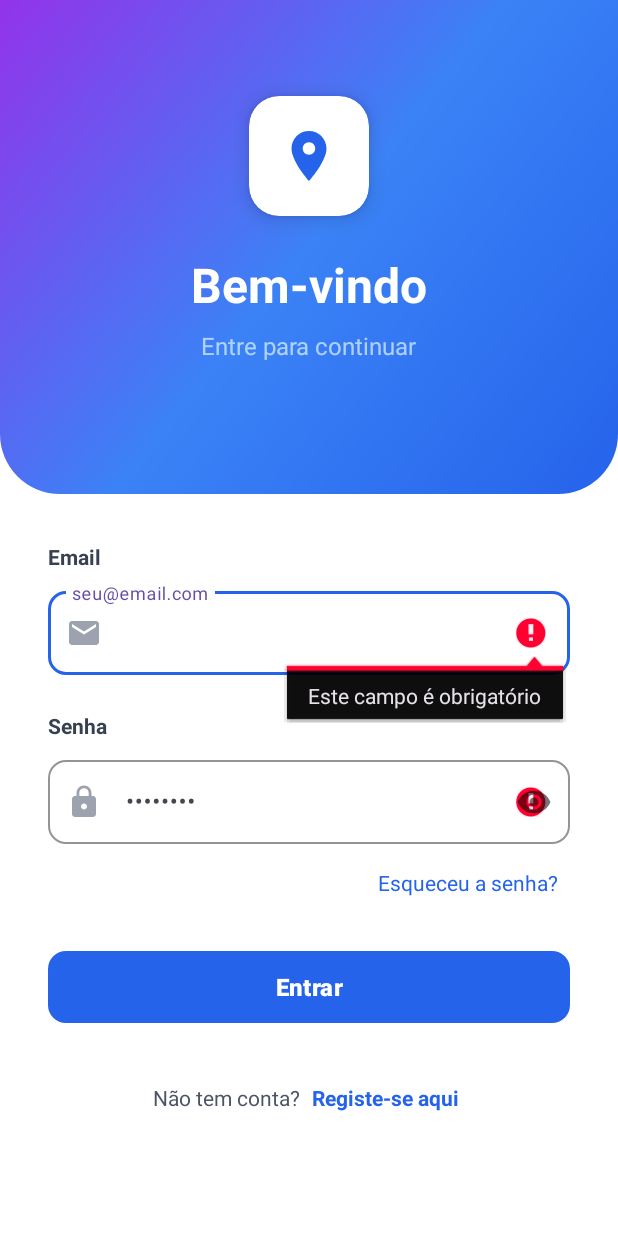
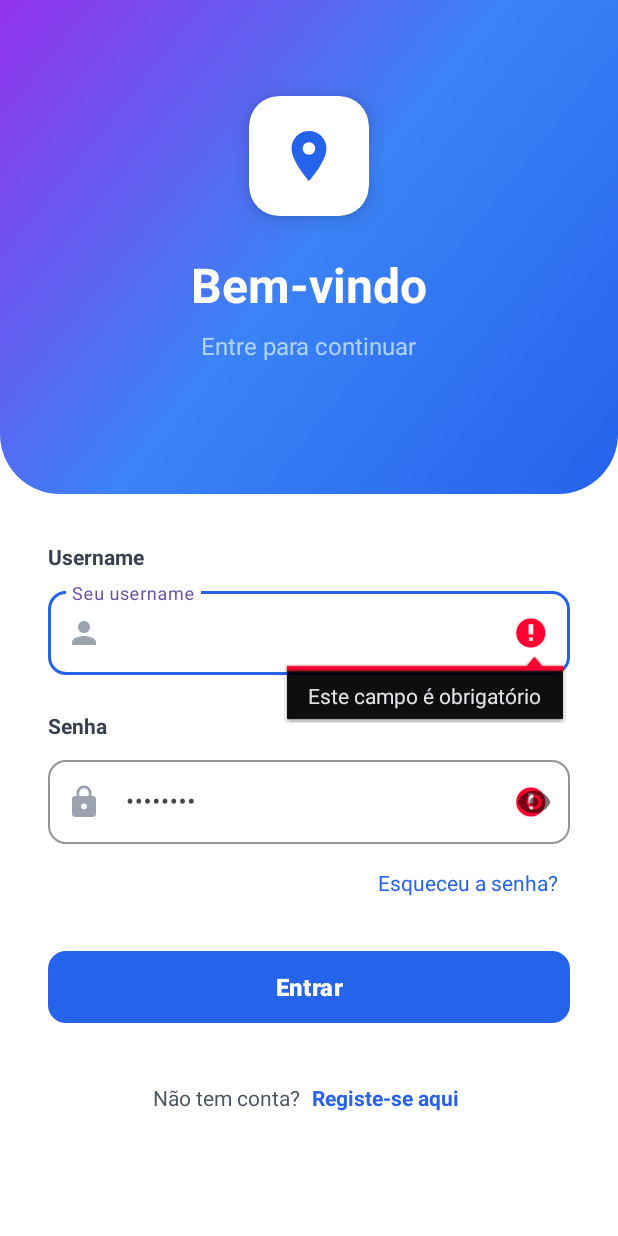
Before and after one commit to angeamaro/AnunciosLoc, an Android app: the screen it shows after launch (LoginActivity), after a tap on "Entrar", on a phone screen of 412 x 824 dp. Run offline under Robolectric (Android 15) with nearby library versions, the phone set to English and light mode, and no system bars.

Commit message:
feat: telas de registo e login alteradas (campos) e  logica de userRepository tambem.

```diff
--- a/app/src/main/java/ao/co/isptec/aplm/anunciosloc/ui/view/LoginActivity.java
+++ b/app/src/main/java/ao/co/isptec/aplm/anunciosloc/ui/view/LoginActivity.java
@@ -25,7 +25,7 @@ import ao.co.isptec.aplm.anunciosloc.utils.ValidationUtils;
  */
 public class LoginActivity extends AppCompatActivity {
 
-    private EditText editEmail, editPassword;
+    private EditText editUsername, editPassword;
     private Button btnLogin;
     private TextView txtRegister, txtForgotPassword;
     private ProgressBar progressBar;
@@ -50,7 +50,7 @@ public class LoginActivity extends AppCompatActivity {
     }
 
     private void initializeViews() {
-        editEmail = findViewById(R.id.editEmail);
+        editUsername = findViewById(R.id.editUsername);
         editPassword = findViewById(R.id.editPassword);
         btnLogin = findViewById(R.id.btnLogin);
         txtRegister = findViewById(R.id.txtRegister);
@@ -81,7 +81,7 @@ public class LoginActivity extends AppCompatActivity {
         authViewModel.getIsLoading().observe(this, isLoading -> {
             progressBar.setVisibility(isLoading ? View.VISIBLE : View.GONE);
             btnLogin.setEnabled(!isLoading);
-            editEmail.setEnabled(!isLoading);
+            editUsername.setEnabled(!isLoading);
             editPassword.setEnabled(!isLoading);
         });
 
@@ -93,7 +93,7 @@ public class LoginActivity extends AppCompatActivity {
                     // Salva sessão
                     preferencesHelper.saveUserSession(
                         user.getId(),
-                        user.getName(),  // Corrigido: usa getName() ao invés de getUsername()
+                        user.getName(),
                         user.getEmail(),
                         "mock_token_" + user.getId()
                     );
@@ -119,33 +119,27 @@ public class LoginActivity extends AppCompatActivity {
 
     private void attemptLogin() {
         // Limpa erros anteriores
-        editEmail.setError(null);
+        editUsername.setError(null);
         editPassword.setError(null);
 
-        String email = editEmail.getText().toString().trim();
+        String username = editUsername.getText().toString().trim();
         String password = editPassword.getText().toString();
 
         // Validações
         boolean isValid = true;
 
-        if (!ValidationUtils.isNotEmpty(email)) {
-            editEmail.setError(getString(R.string.error_empty_field));
-            isValid = false;
-        } else if (!ValidationUtils.isValidEmail(email)) {
-            editEmail.setError(getString(R.string.error_invalid_email));
+        if (!ValidationUtils.isNotEmpty(username)) {
+            editUsername.setError(getString(R.string.error_empty_field));
             isValid = false;
         }
 
         if (!ValidationUtils.isNotEmpty(password)) {
             editPassword.setError(getString(R.string.error_empty_field));
             isValid = false;
-        } else if (!ValidationUtils.isValidPassword(password)) {
-            editPassword.setError(getString(R.string.error_invalid_password));
-            isValid = false;
         }
 
         if (isValid) {
-            authViewModel.login(email, password);
+            authViewModel.login(username, password);
         }
     }
 }
--- a/app/src/main/res/layout/activity_login.xml
+++ b/app/src/main/res/layout/activity_login.xml
@@ -80,39 +80,37 @@
             android:orientation="vertical"
             android:padding="32dp">
 
-            android:padding="32dp">
-
-            <!-- Email Label -->
+            <!-- Username Label -->
             <TextView
                 android:layout_width="wrap_content"
                 android:layout_height="wrap_content"
-                android:text="Email"
+                android:text="Username"
                 android:textSize="14sp"
                 android:textStyle="bold"
                 android:textColor="@color/gray_700"
                 android:layout_marginBottom="8dp" />
 
-            <!-- Email Input -->
+            <!-- Username Input -->
             <com.google.android.material.textfield.TextInputLayout
                 android:layout_width="match_parent"
                 android:layout_height="wrap_content"
                 android:layout_marginBottom="24dp"
-                android:hint="seu@email.com"
+                android:hint="Seu username"
                 app:boxBackgroundColor="@color/white"
                 app:boxStrokeColor="@color/blue_600"
                 app:boxCornerRadiusTopStart="12dp"
                 app:boxCornerRadiusTopEnd="12dp"
                 app:boxCornerRadiusBottomStart="12dp"
                 app:boxCornerRadiusBottomEnd="12dp"
-                app:startIconDrawable="@drawable/ic_email"
+                app:startIconDrawable="@drawable/ic_person"
                 app:startIconTint="@color/gray_400"
                 style="@style/Widget.Material3.TextInputLayout.OutlinedBox">
 
                 <com.google.android.material.textfield.TextInputEditText
-                    android:id="@+id/editEmail"
+                    android:id="@+id/editUsername"
                     android:layout_width="match_parent"
                     android:layout_height="56dp"
-                    android:inputType="textEmailAddress"
+                    android:inputType="text"
                     android:textColor="@color/gray_800"
                     android:textSize="16sp" />
             </com.google.android.material.textfield.TextInputLayout>
```
Also changed, not shown: app/src/main/java/ao/co/isptec/aplm/anunciosloc/data/repository/UserRepository.java (+32 -15 lines), app/src/main/java/ao/co/isptec/aplm/anunciosloc/ui/view/RegisterActivity.java (+5 -49 lines), app/src/main/res/layout/activity_register.xml (+0 -36 lines).
